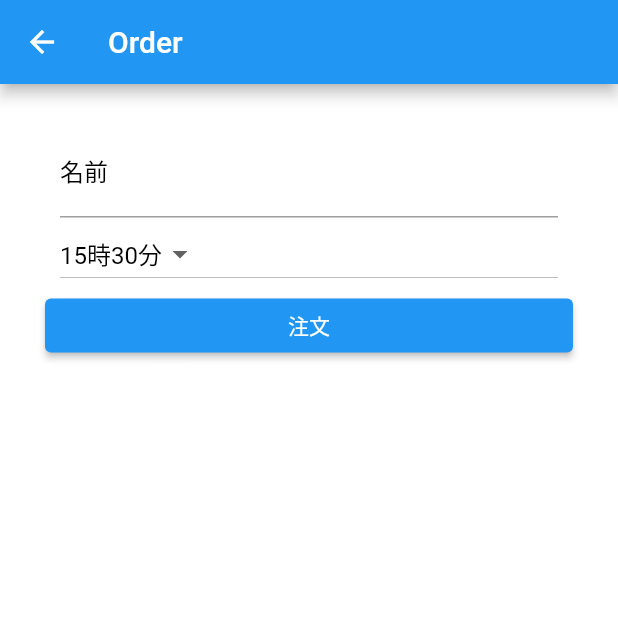
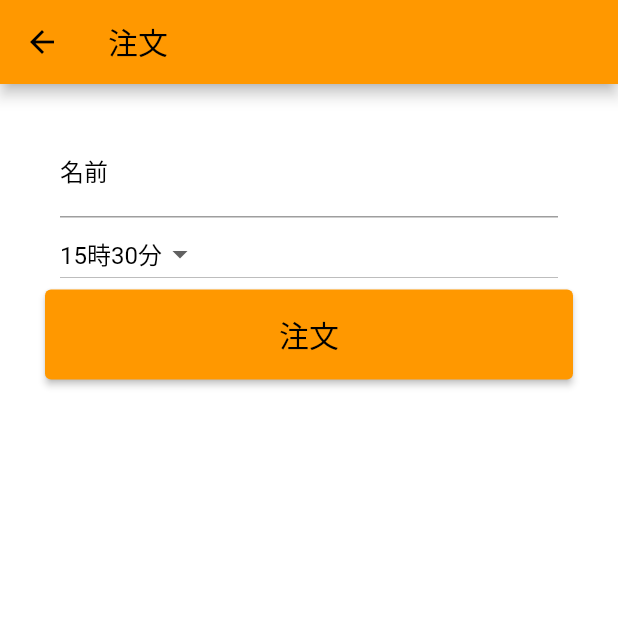
Before and after one commit to shinnkura/simple_lunch, a Flutter app: the HomePage screen opened by its route, after a tap on "注文する", on a phone screen of 412 x 824 dp, the top half of it. Run offline on Flutter 3.47's test engine with Material 2 defaults, Android fonts, the phone set to English and light mode, and no system bars; our stand-ins replace cloud_firestore, firebase_core, shared_preferences; accounts and stored records are empty.

Commit message:
注文画面を変更

```diff
--- a/lib/constants.dart
+++ b/lib/constants.dart
@@ -7,7 +7,7 @@ const kBackgroundColor = Colors.white;
 const kErrorColor = Colors.red;
 const kTextColor = Colors.black;
 const kTextLightColor = Color.fromARGB(255, 172, 170, 170);
-const kTextErrorColor = Colors.white;
+const kTextErrorColor = Colors.red;
 
 // Padding
 const kDefaultPadding = 20.0;
--- a/lib/screens/edit_order.dart
+++ b/lib/screens/edit_order.dart
@@ -120,7 +120,6 @@ class _EditOrderPageState extends State<EditOrderPage> {
               },
             ),
             const SizedBox(height: 20),
-            // },  // <- 修正: ここで閉じカッコが不要なため削除
             Container(
               width: double.infinity,
               child: ElevatedButton(
--- a/lib/screens/home.dart
+++ b/lib/screens/home.dart
@@ -32,13 +32,22 @@ class _HomePageState extends State<HomePage> {
               Navigator.push(
                 context,
                 MaterialPageRoute(
-                    builder: (context) =>
-                        OrderPage(key: Key('order'), title: 'Order')),
+                  builder: (context) => OrderPage(
+                    key: Key('order'),
+                    title: '注文',
+                  ),
+                ),
               );
             },
             style: ButtonStyle(
               backgroundColor: MaterialStateProperty.all<Color>(
                 kPrimaryColor,
+              ),
+              padding: MaterialStateProperty.all<EdgeInsets>(
+                const EdgeInsets.symmetric(
+                  horizontal: 20.0,
+                  vertical: 15.0,
+                ),
               ),
               shape: MaterialStateProperty.all<RoundedRectangleBorder>(
                 RoundedRectangleBorder(
--- a/lib/screens/order.dart
+++ b/lib/screens/order.dart
@@ -44,7 +44,27 @@ class _OrderPageState extends State<OrderPage> {
   Widget build(BuildContext context) {
     return Scaffold(
       appBar: AppBar(
-        title: Text(widget.title),
+        title: Text(
+          widget.title,
+          style: TextStyle(
+            color: kTextColor,
+          ),
+        ),
+        backgroundColor: kPrimaryColor,
+        leading: IconButton(
+          icon: Icon(
+            Icons.arrow_back,
+            color: kTextColor,
+          ),
+          onPressed: () {
+            Navigator.push(
+              context,
+              MaterialPageRoute(
+                builder: (context) => const HomePage(),
+              ),
+            );
+          },
+        ),
       ),
       body: _buildBody(),
     );
@@ -110,13 +130,47 @@ class _OrderPageState extends State<OrderPage> {
                   );
                   Navigator.push(
                     context,
-                    MaterialPageRoute(
-                      builder: (context) => const HomePage(),
+                    PageRouteBuilder(
+                      pageBuilder: (context, animation1, animation2) =>
+                          const HomePage(),
+                      transitionDuration:
+                          Duration(milliseconds: 500), // 遷移時間を0.5秒に変更
+                      transitionsBuilder:
+                          (context, animation, animationTime, child) {
+                        animation = CurvedAnimation(
+                          parent: animation,
+                          curve: Curves.fastOutSlowIn, // アニメーションのカーブを変更
+                        );
+                        return SlideTransition(
+                          position: Tween(
+                                  begin: Offset(-1.0, 0.0),
+                                  end: Offset(0.0, 0.0))
+                              .animate(animation),
+                          child: child,
+                        );
+                      },
                     ),
                   );
                 }
               },
-              child: Text('注文'),
+              style: ButtonStyle(
+                backgroundColor: MaterialStateProperty.all<Color>(
+                  kPrimaryColor,
+                ),
+                padding: MaterialStateProperty.all<EdgeInsets>(
+                  const EdgeInsets.symmetric(
+                    horizontal: 20.0,
+                    vertical: 15.0,
+                  ),
+                ),
+              ),
+              child: const Text(
+                '注文',
+                style: TextStyle(
+                  fontSize: 20,
+                  color: kTextColor,
+                ),
+              ),
             ),
           ],
         ),
```
